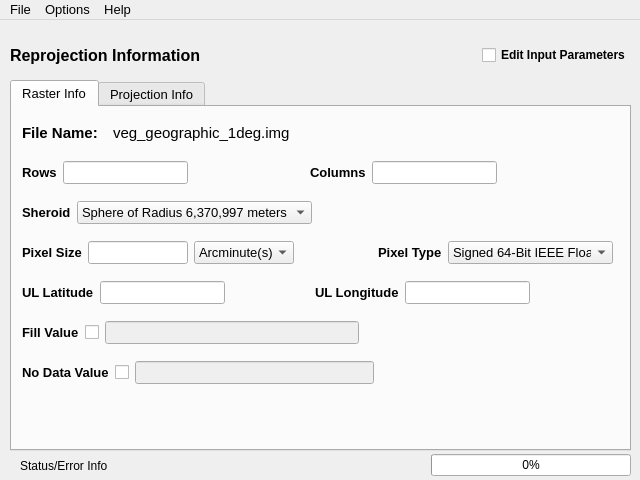
Qt form advanced.ui (stramel/drasterblaster) before a commit.
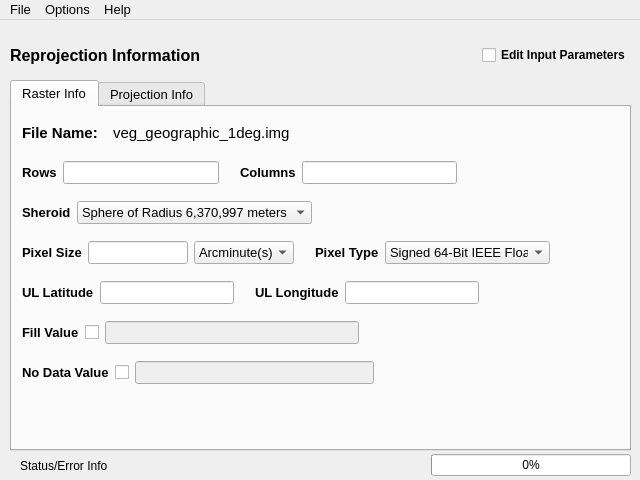
The same form after that commit. Icons and pictures are not drawn.

What changed in the file:
```diff
--- a/advanced.ui
+++ b/advanced.ui
@@ -223,9 +223,12 @@
          <property name="orientation">
           <enum>Qt::Horizontal</enum>
          </property>
+         <property name="sizeType">
+          <enum>QSizePolicy::Minimum</enum>
+         </property>
          <property name="sizeHint" stdset="0">
           <size>
-           <width>10</width>
+           <width>15</width>
            <height>20</height>
           </size>
          </property>
@@ -358,6 +361,9 @@
          <property name="orientation">
           <enum>Qt::Horizontal</enum>
          </property>
+         <property name="sizeType">
+          <enum>QSizePolicy::Minimum</enum>
+         </property>
          <property name="sizeHint" stdset="0">
           <size>
            <width>15</width>
@@ -438,6 +444,19 @@
          </item>
         </widget>
        </item>
+       <item>
+        <spacer name="horizontalSpacer_11">
+         <property name="orientation">
+          <enum>Qt::Horizontal</enum>
+         </property>
+         <property name="sizeHint" stdset="0">
+          <size>
+           <width>40</width>
+           <height>20</height>
+          </size>
+         </property>
+        </spacer>
+       </item>
       </layout>
      </widget>
      <widget class="QWidget" name="horizontalLayoutWidget_5">
@@ -674,9 +693,12 @@
          <property name="orientation">
           <enum>Qt::Horizontal</enum>
          </property>
+         <property name="sizeType">
+          <enum>QSizePolicy::Minimum</enum>
+         </property>
          <property name="sizeHint" stdset="0">
           <size>
-           <width>10</width>
+           <width>15</width>
            <height>20</height>
           </size>
          </property>
```
